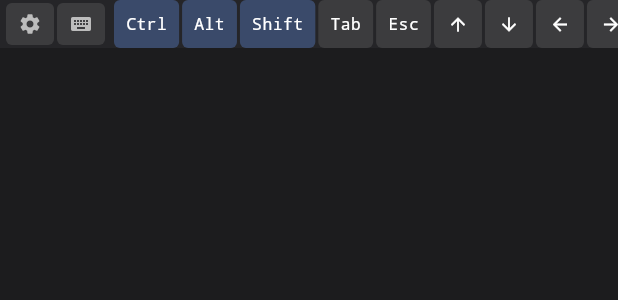
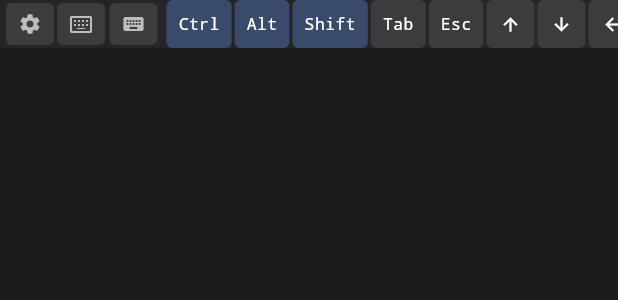
Before and after one commit to ropermen/c-term, a Flutter app: the TerminalKeyboard widget shown alone on an empty page, opened directly with empty values, on a phone screen of 412 x 824 dp. Shown: the top 300 px of the screen. Run offline on Flutter 3.47's test engine with Material 3 defaults, Android fonts, the phone set to English and light mode, and no system bars; our stand-ins replace flutter_secure_storage, local_auth, wakelock_plus; missing offline and left inert: dartssh2, xterm; accounts and stored records are empty.

Commit message:
v2.4.0: Toggle Android keyboard button
Added button to show/hide and lock the Android keyboard permanently open.
Located next to the extra keys settings button.

Co-Authored-By: Claude Opus 4.5 <noreply@anthropic.com>

```diff
--- a/lib/widgets/terminal_keyboard.dart
+++ b/lib/widgets/terminal_keyboard.dart
@@ -1,4 +1,5 @@
 import 'package:flutter/material.dart';
+import 'package:flutter/services.dart' show SystemChannels;
 import 'package:provider/provider.dart';
 import '../providers/keyboard_provider.dart';
 import '../models/keyboard_key.dart';
@@ -20,6 +21,10 @@ class _TerminalKeyboardState extends State<TerminalKeyboard> {
   bool _ctrlPressed = false;
   bool _altPressed = false;
   bool _shiftPressed = false;
+  bool _keyboardLocked = false;
+  final FocusNode _focusNode = FocusNode();
+  final TextEditingController _textController = TextEditingController();
+  String _lastText = '';
 
   @override
   void initState() {
@@ -27,6 +32,38 @@ class _TerminalKeyboardState extends State<TerminalKeyboard> {
     WidgetsBinding.instance.addPostFrameCallback((_) {
       context.read<KeyboardProvider>().loadKeys();
     });
+  }
+
+  @override
+  void dispose() {
+    _focusNode.dispose();
+    _textController.dispose();
+    super.dispose();
+  }
+
+  void _onTextChanged(String text) {
+    if (text.length > _lastText.length) {
+      // New character(s) added
+      final newChars = text.substring(_lastText.length);
+      widget.onKeyPressed(newChars);
+    } else if (text.length < _lastText.length) {
+      // Backspace pressed
+      widget.onKeyPressed('\x7F'); // DEL character
+    }
+    _lastText = text;
+  }
+
+  void _toggleKeyboard() {
+    setState(() {
+      _keyboardLocked = !_keyboardLocked;
+    });
+    if (_keyboardLocked) {
+      _focusNode.requestFocus();
+      SystemChannels.textInput.invokeMethod('TextInput.show');
+    } else {
+      _focusNode.unfocus();
+      SystemChannels.textInput.invokeMethod('TextInput.hide');
+    }
   }
 
   void _handleKeyPress(KeyboardKey key) {
@@ -215,6 +252,47 @@ class _TerminalKeyboardState extends State<TerminalKeyboard> {
             ),
           ),
           const SizedBox(width: 2),
+          // Toggle Android keyboard button
+          Material(
+            color: _keyboardLocked ? const Color(0xFF5B8DEF) : const Color(0xFF3C3C3E),
+            borderRadius: BorderRadius.circular(4),
+            child: InkWell(
+              onTap: _toggleKeyboard,
+              borderRadius: BorderRadius.circular(4),
+              child: Container(
+                width: 32,
+                height: 28,
+                alignment: Alignment.center,
+                child: Icon(
+                  _keyboardLocked ? Icons.keyboard_hide : Icons.keyboard_alt_outlined,
+                  size: 16,
+                  color: _keyboardLocked ? Colors.black : Colors.grey.shade400,
+                ),
+              ),
+            ),
+          ),
+          const SizedBox(width: 2),
+          // Hidden text field to capture keyboard input
+          SizedBox(
+            width: 1,
+            height: 1,
+            child: Opacity(
+              opacity: 0,
+              child: TextField(
+                focusNode: _focusNode,
+                controller: _textController,
+                autofocus: false,
+                showCursor: false,
+                enableSuggestions: false,
+                autocorrect: false,
+                decoration: const InputDecoration(
+                  border: InputBorder.none,
+                  contentPadding: EdgeInsets.zero,
+                ),
+                onChanged: _onTextChanged,
+              ),
+            ),
+          ),
           // Text input button
           Material(
             color: const Color(0xFF3C3C3E),
--- a/pubspec.yaml
+++ b/pubspec.yaml
@@ -16,7 +16,7 @@ publish_to: 'none' # Remove this line if you wish to publish to pub.dev
 # https://developer.apple.com/library/archive/documentation/General/Reference/InfoPlistKeyReference/Articles/CoreFoundationKeys.html
 # In Windows, build-name is used as the major, minor, and patch parts
 # of the product and file versions while build-number is used as the build suffix.
-version: 2.3.1+25
+version: 2.4.0+26
 
 environment:
   sdk: ^3.6.1
```
Also changed, not shown: 1 other file.
